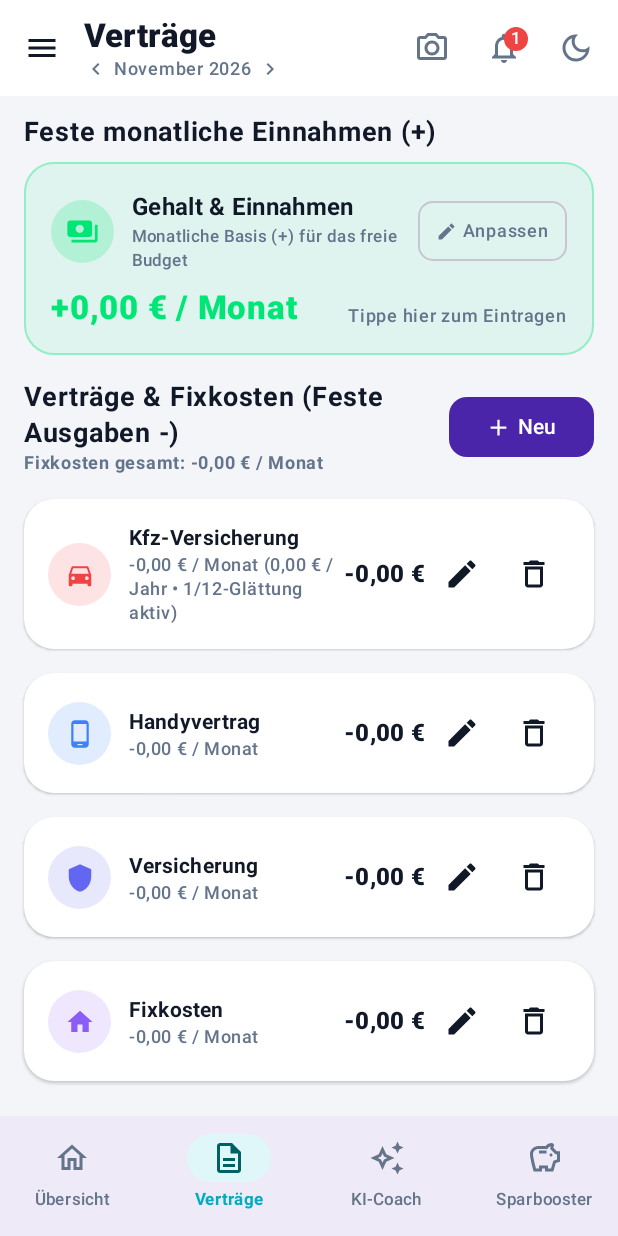
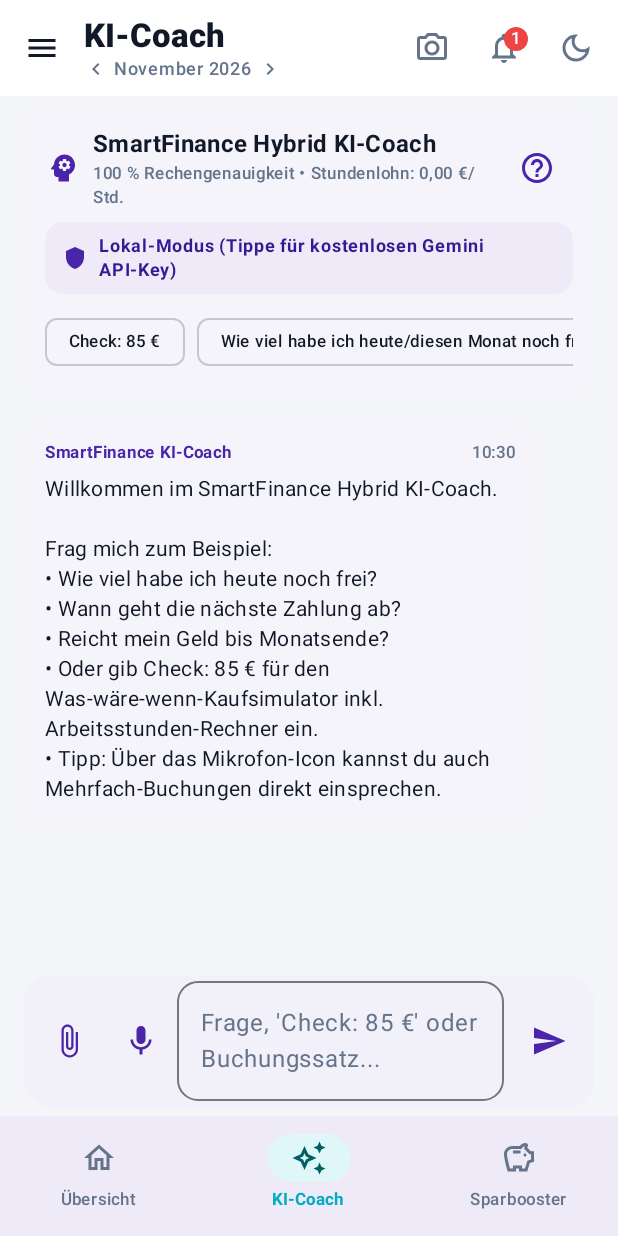
Before and after one commit to ShelbyGD/Finanzen, an Android app built with Jetpack Compose: the screen it shows after launch (MainActivity), item 2 of the bottom bar chosen, on a phone screen of 412 x 824 dp. Run offline under Robolectric (Android 15) with nearby library versions, the phone set to English and light mode, and no system bars; our stand-ins replace Room's generated code.

Commit message:
Remove redundant Contracts tab, simplify budget math to direct transactions, add custom categories in numpad sheet

```diff
--- a/app/src/main/java/de/smartfinance/app/MainActivity.kt
+++ b/app/src/main/java/de/smartfinance/app/MainActivity.kt
@@ -89,7 +89,6 @@ import de.smartfinance.app.ui.components.NotificationsBottomSheet
 import de.smartfinance.app.ui.components.ProFeatureLockedDialog
 import de.smartfinance.app.ui.components.ReceiptScannerSheet
 import de.smartfinance.app.ui.components.TransactionActionBottomSheet
-import de.smartfinance.app.ui.screens.CategoriesContractsScreen
 import de.smartfinance.app.ui.screens.CockpitScreen
 import de.smartfinance.app.ui.screens.DataVaultScreen
 import de.smartfinance.app.ui.screens.HelpChangelogScreen
@@ -398,7 +397,6 @@ fun SmartFinanceRootApp(viewModel: SmartFinanceViewModel) {
                             val isSelected = currentDestination == DrawerDestination.COCKPIT && selectedBottomTab == tab
                             val icon = when (tab) {
                                 BottomNavTab.OVERVIEW -> Icons.Outlined.Home
-                                BottomNavTab.CONTRACTS -> Icons.Outlined.Description
                                 BottomNavTab.AI_COACH -> Icons.Outlined.AutoAwesome
                                 BottomNavTab.SAVINGS_BOOSTER -> Icons.Outlined.Savings
                             }
@@ -483,24 +481,7 @@ fun SmartFinanceRootApp(viewModel: SmartFinanceViewModel) {
                                     onUpdatePlannedIncome = viewModel::updatePlannedMonthlyIncome,
                                     onSaveCategory = viewModel::saveCategoryTab,
                                     onNavigateToAnalytics = {},
-                                    onNavigateToContracts = {
-                                        viewModel.selectBottomTab(BottomNavTab.CONTRACTS)
-                                    }
-                                )
-                            }
-
-                            BottomNavTab.CONTRACTS -> {
-                                CategoriesContractsScreen(
-                                    categories = categories,
-                                    savingsProgress = currentSnapshot.savingsProgress,
-                                    activeTier = activeTier,
-                                    onSaveCategory = viewModel::saveCategoryTab,
-                                    onDeleteCategory = viewModel::deleteCategoryTab,
-                                    onUpdateSavingsGoal = viewModel::updateSavingsGoal,
-                                    onUpdatePlannedIncome = viewModel::updatePlannedMonthlyIncome,
-                                    onRequestProFeature = { title ->
-                                        viewModel.runIfUnlockedOrShowProDialog(AppTier.PRO_FULL, title) {}
-                                    }
+                                    onNavigateToContracts = {}
                                 )
                             }
 
@@ -623,6 +604,8 @@ fun SmartFinanceRootApp(viewModel: SmartFinanceViewModel) {
             onRequestProFeature = { title ->
                 viewModel.runIfUnlockedOrShowProDialog(AppTier.PRO_FULL, title) {}
             },
+            onSaveCategory = viewModel::saveCategoryTab,
+            onDeleteCategory = viewModel::deleteCategoryTab,
             onConfirmBooking = { title, amount, txType, category, dueDay, isFixed, interval, smooth12 ->
                 viewModel.addBooking(
                     title = title,
@@ -707,7 +690,7 @@ fun SmartFinanceRootApp(viewModel: SmartFinanceViewModel) {
             },
             onOpenContractsTab = {
                 viewModel.closeNotificationsSheet()
-                viewModel.selectBottomTab(BottomNavTab.CONTRACTS)
+                viewModel.selectBottomTab(BottomNavTab.OVERVIEW)
             },
             onDismiss = viewModel::closeNotificationsSheet
         )
--- a/app/src/main/java/de/smartfinance/app/core/AppHelpRegistry.kt
+++ b/app/src/main/java/de/smartfinance/app/core/AppHelpRegistry.kt
@@ -74,6 +74,7 @@ object AppHelpRegistry {
                 "Ordner lassen sich per Fingertipp auf- und zuklappen und über das Stift- bzw. Mülleimer-Icon umbenennen oder löschen.",
                 "Über 'Auf Stichtags-Automatik zurücksetzen' stellt man manuell abgehakte Raten mit einem Tap auf die automatische Kalender-Erkennung zurück.",
                 "Rate 0 € = Offener Posten (Ratenstart noch offen). Mit \"Ratenzahlung planen / später starten\" setzt du Rate und zukünftiges Startdatum; vor dem Startmonat wird nichts vom Budget abgezogen. Maximal 120 Raten werden berechnet.",
+                "Vereinfachung: Unten gibt es nur noch 3 Reiter (Übersicht, KI-Coach, Sparbooster). Verfügbar = Einnahmen - Ausgaben (alle Buchungen in 'Letzte Buchungen' plus aktive Raten). Im '+'-Menü legst du mit '+ Eigene Kategorie' eigene Kategorien an und löschst oder benennst sie über 'Verwalten' um.",
                 "Berechnung: Verfügbar = Einnahmen - Fixkosten/Verträge - Ausgaben (Hero-Karte zeigt alle drei Zeilen). Verträge werden pro Monat nur 1x abgezogen, auch wenn eine passende Buchung existiert. Der Abrechnungs-Starttag ist entfernt; es zählt immer der volle Kalendermonat.",
                 "Navigation verschlankt: 4 Reiter unten (Übersicht, Verträge, KI-Coach, Sparbooster); der tote Menüpunkt 'Kategorien, Sparziele & Verträge' und der Tab 'Analysen' sind entfernt. Jeder Vertrag hat ein Papierkorb-Icon mit Löschbestätigung.",
                 "Auf der Startseite ('Übersicht') ist die Raten-Summenkarte ebenfalls einklappbar.",
--- a/app/src/main/java/de/smartfinance/app/domain/SmartFinanceEngine.kt
+++ b/app/src/main/java/de/smartfinance/app/domain/SmartFinanceEngine.kt
@@ -388,21 +388,15 @@ object SmartFinanceEngine {
             .filter { !it.isFullyPaid && it.installment.deductFromBudget && isInstallmentRateActive(it.installment, today) }
             .sumOf { it.installment.monthlyRate }
 
-        val totalCommittedFixedAndSavings =
-            bookedFixedExpenses + openUpcomingFixedTotal + smoothedMonthlyReserveTotal + max(bookedSavings, plannedSavings) + activeInstallmentsRateTotal
-
-        val totalDisposableMonthBudget = effectiveIncome - totalCommittedFixedAndSavings
+        // Ehrliche, direkte Rechnung: nur echte Buchungen der Liste + aktive Raten (keine Geister-Fixkosten)
+        val totalExpensesDirect = monthTransactions
+            .filter { !it.isIncome }
+            .sumOf { abs(it.amount) } + activeInstallmentsRateTotal
+        val totalDisposableMonthBudget = effectiveIncome - totalExpensesDirect
         val baseDailyBudget = totalDisposableMonthBudget / totalDaysInMonth.toDouble()
-
-        val totalExpensesBooked = nonSmoothedExpenses + smoothedMonthlyReserveTotal + bookedSavings
-        val remainingFreeBudgetMonth = if (isFutureMonth) {
-            totalDisposableMonthBudget
-        } else {
-            effectiveIncome - totalExpensesBooked - openUpcomingFixedTotal - activeInstallmentsRateTotal
-        }
-
-        val fixedCostsDisplay = bookedFixedExpenses + openUpcomingFixedTotal + smoothedMonthlyReserveTotal + activeInstallmentsRateTotal
-        val additionalExpensesDisplay = effectiveIncome - fixedCostsDisplay - remainingFreeBudgetMonth
+        val remainingFreeBudgetMonth = totalDisposableMonthBudget
+        val fixedCostsDisplay = 0.0
+        val additionalExpensesDisplay = totalExpensesDirect
 
         val dynamicDailyBudgetToday = (remainingFreeBudgetMonth / remainingDaysInMonth.toDouble()).coerceAtLeast(0.0)
         val rolloverDeltaPerDay = dynamicDailyBudgetToday - baseDailyBudget
--- a/app/src/main/java/de/smartfinance/app/ui/SmartFinanceViewModel.kt
+++ b/app/src/main/java/de/smartfinance/app/ui/SmartFinanceViewModel.kt
@@ -58,7 +58,6 @@ import java.time.format.DateTimeFormatter
  */
 enum class BottomNavTab(val label: String) {
     OVERVIEW("Übersicht"),
-    CONTRACTS("Verträge"),
     AI_COACH("KI-Coach"),
     SAVINGS_BOOSTER("Sparbooster")
 }
--- a/app/src/main/java/de/smartfinance/app/ui/screens/CockpitScreen.kt
+++ b/app/src/main/java/de/smartfinance/app/ui/screens/CockpitScreen.kt
@@ -514,23 +514,12 @@ private fun VioletHeroBudgetCard(
                             .clip(RoundedCornerShape(4.dp))
                     )
 
-                    Text(
-                        text = "Fixkosten/Verträge: -${SmartFinanceEngine.formatEuro(snapshot.fixedCostsTotal)}",
-                        style = MaterialTheme.typography.labelSmall,
-                        fontWeight = FontWeight.SemiBold,
-                        color = Color.White.copy(alpha = 0.90f)
-                    )
-                    Text(
-                        text = "Ausgaben: -${SmartFinanceEngine.formatEuro(snapshot.additionalExpensesTotal)}",
-                        style = MaterialTheme.typography.labelSmall,
-                        fontWeight = FontWeight.SemiBold,
-                        color = Color.White.copy(alpha = 0.90f)
-                    )
                     Row(
                         modifier = Modifier.fillMaxWidth(),
                         horizontalArrangement = Arrangement.SpaceBetween,
                         verticalAlignment = Alignment.CenterVertically
                     ) {
+                        Column {
                         Row(
                             verticalAlignment = Alignment.CenterVertically,
                             horizontalArrangement = Arrangement.spacedBy(4.dp),
@@ -551,6 +540,14 @@ private fun VioletHeroBudgetCard(
                                 tint = HeroTurquoiseAccent,
                                 modifier = Modifier.size(13.dp)
                             )
+                        }
+                        Text(
+                            text = "Ausgaben: -${SmartFinanceEngine.formatEuro(snapshot.additionalExpensesTotal)}",
+                            style = MaterialTheme.typography.labelSmall,
+                            fontWeight = FontWeight.SemiBold,
+                            color = Color.White.copy(alpha = 0.90f),
+                            modifier = Modifier.padding(horizontal = 4.dp)
+                        )
                         }
                         Text(
                             text = "Heute frei: ${SmartFinanceEngine.formatEuro(snapshot.dynamicDailyBudgetToday)} / Tag",
```
Also changed, not shown: app/src/main/java/de/smartfinance/app/ui/components/CalculatorNumpadSheet.kt (+92 -0 lines), 1 other file.
